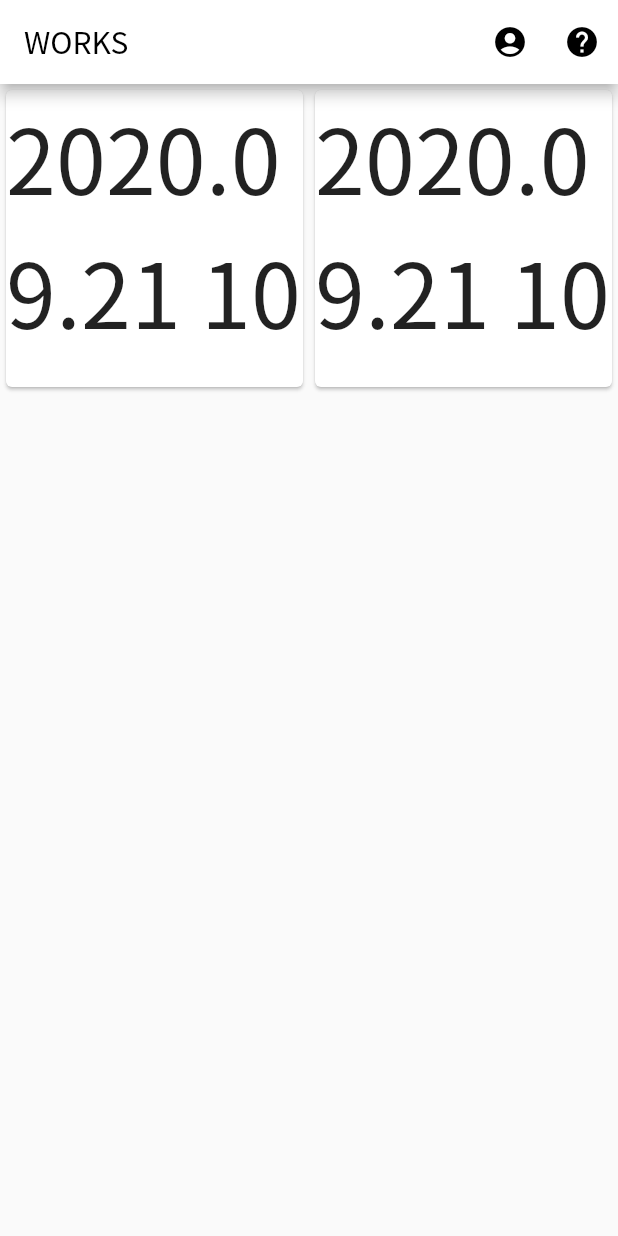
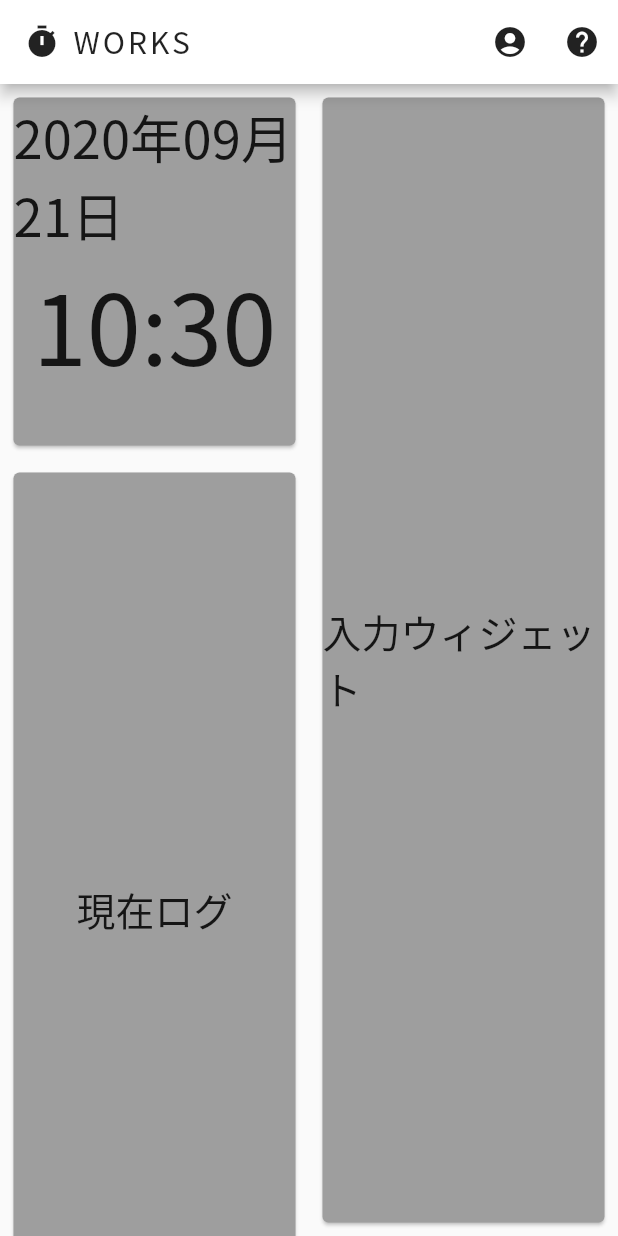
Before and after one commit to charakuri-8/time_recorder_app, a Flutter app: the screen it shows after launch, on a phone screen of 412 x 824 dp. Run offline on Flutter 3.47's test engine with Material 2 defaults, Android fonts, the phone set to English and light mode, and no system bars; our stand-ins replace cloud_firestore, firebase_core; accounts and stored records are empty.

Commit message:
third commit

```diff
--- a/lib/account_page.dart
+++ b/lib/account_page.dart
@@ -5,9 +5,10 @@ class AccountPage extends StatelessWidget {
   Widget build(BuildContext context) {
     return Scaffold(
       appBar: AppBar(
+        backgroundColor: Colors.white,
         leading: IconButton(
           icon: Icon(Icons.close),
-          color: Colors.black,
+          color: Colors.black87,
           onPressed: () {
             Navigator.pop(context);
           },
@@ -15,10 +16,9 @@ class AccountPage extends StatelessWidget {
         title: Text(
           'アカウント',
           style: TextStyle(
-            color: Colors.black,
+            color: Colors.black87,
           ),
         ),
-        backgroundColor: Colors.white,
       ),
     );
   }
--- a/lib/clock_model.dart
+++ /dev/null
@@ -1,40 +0,0 @@
-import 'dart:async';
-import 'package:flutter/material.dart';
-import 'package:intl/intl.dart';
-
-class ClockModel extends StatefulWidget {
-  @override
-  State<StatefulWidget> createState() {
-    return _ClockModelState();
-  }
-}
-
-class _ClockModelState extends State<ClockModel> {
-  String _time = '';
-
-  @override
-  void initState() {
-    Timer.periodic(
-      Duration(seconds: 1),
-      _onTimer,
-    );
-    super.initState();
-  }
-
-  void _onTimer(Timer timer) {
-    var now = DateTime.now();
-    var formatter = DateFormat('yyy.MM.dd HH:mm:ss');
-    var formattedTime = formatter.format(now);
-    setState(() => _time = formattedTime);
-  }
-
-  @override
-  Widget build(BuildContext context) {
-    return Text(
-      _time,
-      style: TextStyle(
-        fontSize: 60,
-      ),
-    );
-  }
-}
--- a/lib/main.dart
+++ b/lib/main.dart
@@ -2,7 +2,7 @@ import 'package:flutter/material.dart';
 import 'package:timerecorderapp/start_page.dart';
 import 'package:flutter/rendering.dart';
 
-void main() {
+void main() async {
   debugPaintSizeEnabled = false;
   runApp(MyApp());
 }
--- /dev/null
+++ b/lib/start_model.dart
@@ -0,0 +1,10 @@
+import 'package:flutter/material.dart';
+
+class StartModel extends ChangeNotifier {
+  String datetime = '2020年9月27日';
+
+  void changeDatetime() {
+    datetime = '2020年10月27日';
+    notifyListeners();
+  }
+}
--- a/lib/start_page.dart
+++ b/lib/start_page.dart
@@ -1,51 +1,133 @@
 import 'package:flutter/material.dart';
+import 'package:intl/intl.dart';
 import 'package:timerecorderapp/account_page.dart';
-import 'package:timerecorderapp/clock_model.dart';
 import 'package:timerecorderapp/help_page.dart';
 
 class StartPage extends StatelessWidget {
   @override
   Widget build(BuildContext context) {
+    final DateTime now = DateTime.now();
     return Scaffold(
       appBar: AppBar(
-        title: Text(
-          'WORKS',
-          style: TextStyle(
-            color: Colors.black,
-          ),
+        backgroundColor: Colors.white,
+        title: Row(
+          children: <Widget>[
+            Icon(
+              Icons.timer,
+              color: Colors.black87,
+            ),
+            Container(
+              padding: const EdgeInsets.all(8.0),
+              child: Text(
+                'WORKS',
+                style: TextStyle(
+                  color: Colors.black87,
+                  letterSpacing: 2.0,
+                ),
+              ),
+            ),
+          ],
         ),
-        actions: [
+        actions: <Widget>[
           IconButton(
             icon: Icon(Icons.account_circle),
-            color: Colors.black,
+            color: Colors.black87,
             onPressed: () {
               Navigator.push(
                 context,
-                MaterialPageRoute(builder: (context) => AccountPage()),
+                MaterialPageRoute(
+                  builder: (context) => AccountPage(),
+                  fullscreenDialog: true,
+                ),
               );
             },
           ),
           IconButton(
             icon: Icon(Icons.help),
-            color: Colors.black,
+            color: Colors.black87,
             onPressed: () {
               Navigator.push(
                 context,
-                MaterialPageRoute(builder: (context) => HelpPage()),
+                MaterialPageRoute(
+                  builder: (context) => HelpPage(),
+                  fullscreenDialog: true,
+                ),
               );
             },
           ),
         ],
-        backgroundColor: Colors.white,
       ),
       body: Container(
-        child: GridView.count(
-            crossAxisCount: 2,
-            children: List.generate(2, (index) {
-              return Card(
-                child: Center(child: ClockModel()),
-              );
-            })),
+        child: Row(
+          crossAxisAlignment: CrossAxisAlignment.stretch,
+          children: <Widget>[
+            Expanded(
+              child: Container(
+                child: SingleChildScrollView(
+                  child: Column(
+                    crossAxisAlignment: CrossAxisAlignment.stretch,
+                    children: <Widget>[
+                      Container(
+                        height: 250,
+                        padding: const EdgeInsets.all(5.0),
+                        child: Card(
+                          color: Colors.grey,
+                          child: Column(
+                            children: <Widget>[
+                              Text(
+                                DateFormat('yyyy年MM月dd日').format(now),
+                                style: TextStyle(
+                                  fontSize: 35.0,
+                                ),
+                              ),
+                              Text(
+                                DateFormat('HH:mm').format(now),
+                                style: TextStyle(
+                                  fontSize: 65.0,
+                                ),
+                              ),
+                            ],
+                          ),
+                        ),
+                      ),
+                      Container(
+                        height: 600,
+                        padding: const EdgeInsets.all(5.0),
+                        child: Card(
+                          color: Colors.grey,
+                          child: Center(
+                            child: Text(
+                              '現在ログ',
+                              style: TextStyle(
+                                fontSize: 26,
+                              ),
+                            ),
+                          ),
+                        ),
+                      ),
+                    ],
+                  ),
+                ),
+              ),
+            ),
+            Expanded(
+              child: Container(
+                padding: const EdgeInsets.all(5.0),
+                child: Card(
+                  color: Colors.grey,
+                  child: Center(
+                    child: Text(
+                      '入力ウィジェット',
+                      style: TextStyle(
+                        fontSize: 26,
+                      ),
+                    ),
+                  ),
+                ),
+              ),
+            ),
+          ],
+        ),
       ),
     );
   }
--- a/pubspec.yaml
+++ b/pubspec.yaml
@@ -28,7 +28,10 @@ dependencies:
   # The following adds the Cupertino Icons font to your application.
   # Use with the CupertinoIcons class for iOS style icons.
   cupertino_icons: ^0.1.3
+  provider: ^4.3.2+2
   intl: ^0.16.1
+  firebase_core: ^0.5.0
+  cloud_firestore: ^0.14.0+2
 
 dev_dependencies:
   flutter_native_splash: ^0.1.9
@@ -82,5 +85,5 @@ flutter:
         - asset: assets/fonts/NotoSansJP-Regular.otf
 
 flutter_native_splash:
-  image: assets/images/splash.png
+  image: assets/images/splash_new.png
   color: "ffffff"
```
Also changed, not shown: lib/help_model.dart (added, +20 -0 lines), lib/help_page.dart (+24 -4 lines), pubspec.lock, 15 other files.
